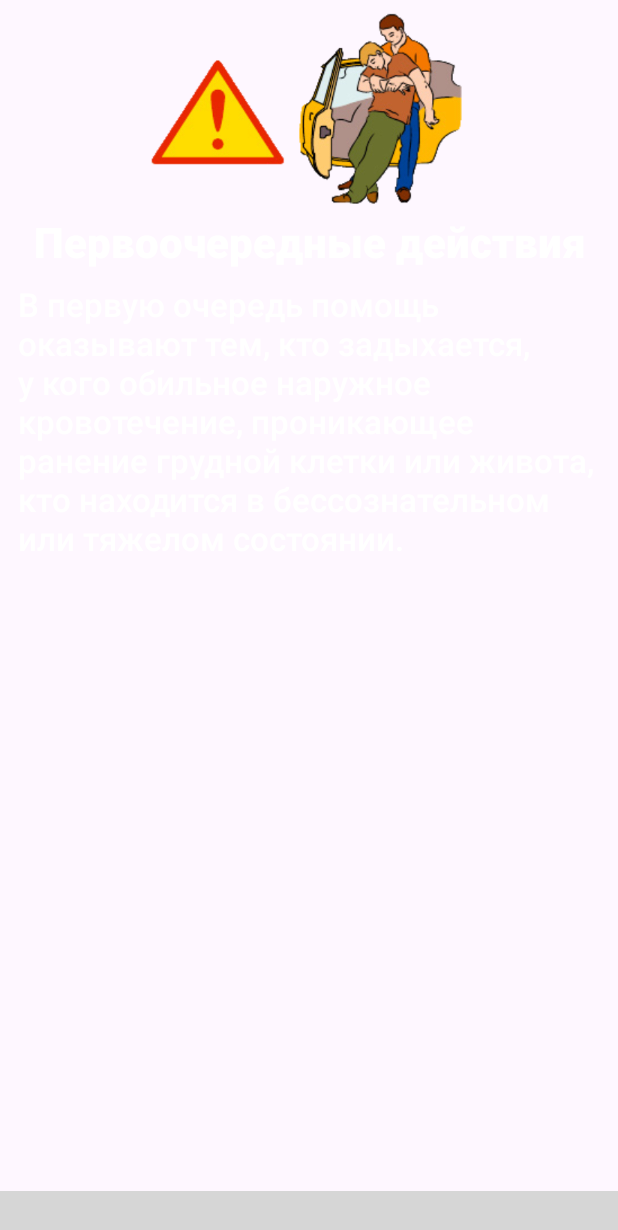
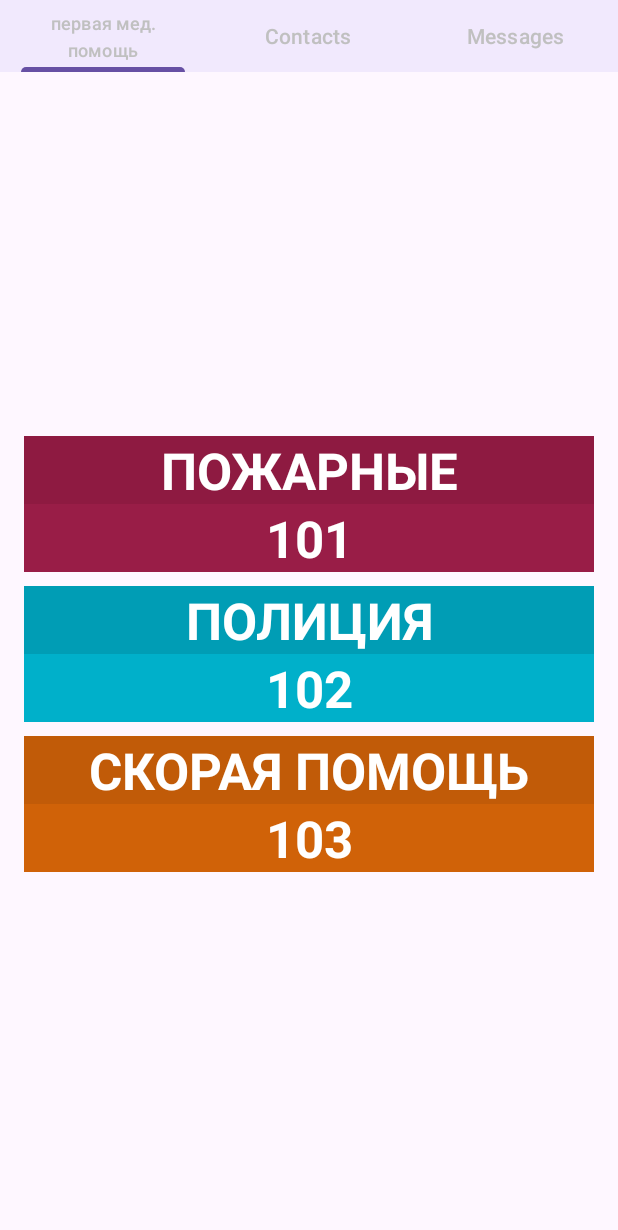
Before and after one commit to VaultSoldier/EmergencyAPP, an Android app: the fragment Button1Fragment shown on its own in the app's theme, on a phone screen of 412 x 824 dp. Shown: the top 1230 px of the screen. Run offline under Robolectric (Android 15) with nearby library versions, the phone set to English and light mode, and no system bars; plain views replace CircleIndicator3; grey boxes are pictures that could not be loaded.

Commit message:
New swipe view with tab layout for Button1Fragment

```diff
--- a/app/src/main/java/com/example/emergencyapp/fragments/Button1Fragment.kt
+++ b/app/src/main/java/com/example/emergencyapp/fragments/Button1Fragment.kt
@@ -1,52 +1,44 @@
 package com.example.emergencyapp.fragments
 
 import android.os.Bundle
-import androidx.fragment.app.Fragment
 import android.view.LayoutInflater
 import android.view.View
 import android.view.ViewGroup
+import androidx.fragment.app.Fragment
 import androidx.viewpager2.widget.ViewPager2
 import com.example.emergencyapp.R
-import com.example.emergencyapp.ViewPagerAdapter
-import me.relex.circleindicator.CircleIndicator3
+import com.google.android.material.tabs.TabLayout
+import com.google.android.material.tabs.TabLayoutMediator
 
 class Button1Fragment : Fragment() {
-
-    private lateinit var titlesList: MutableList<String>
-    private lateinit var descList: MutableList<String>
-    private lateinit var imagesList: MutableList<Int>
 
     override fun onCreateView(
         inflater: LayoutInflater, container: ViewGroup?,
         savedInstanceState: Bundle?
     ): View? {
-        val rootView = inflater.inflate(R.layout.fragment_swipe_view, container, false)
-
-        titlesList = mutableListOf()
-        descList = mutableListOf()
-        imagesList = mutableListOf()
-
-        addDataToList()
-
-        val viewPager2: ViewPager2 = rootView.findViewById(R.id.view_pager2)
-        val indicator: CircleIndicator3 = rootView.findViewById(R.id.indicator)
-
-        viewPager2.adapter = ViewPagerAdapter(titlesList, descList, imagesList)
-        viewPager2.orientation = ViewPager2.ORIENTATION_HORIZONTAL
-
-        indicator.setViewPager(viewPager2)
-
-        return rootView
+        // Inflate the layout for this fragment
+        return inflater.inflate(R.layout.fragment_button1, container, false)
     }
 
-    private fun addDataToList() {
-        val titleOne = getString(R.string.h2)
-        val textOne = getString(R.string.h2_text)
+    override fun onViewCreated(view: View, savedInstanceState: Bundle?) {
+        super.onViewCreated(view, savedInstanceState)
 
-        titlesList.add(titleOne)
-        descList.add(textOne)
-        imagesList.add(R.drawable.first_aid1_1)
+        // Find ViewPager2 and TabLayout
+        val viewPager2: ViewPager2 = view.findViewById(R.id.view_pager2_1)
+        val tabLayout: TabLayout = view.findViewById(R.id.tabs)
 
+        // Set up the adapter for ViewPager2
+        val adapter = SimpleFragmentPagerAdapter(childFragmentManager, lifecycle) // Added lifecycle parameter
+        viewPager2.adapter = adapter
+
+        // Connect ViewPager2 to TabLayout
+        TabLayoutMediator(tabLayout, viewPager2) { tab, position ->
+            when (position) {
+                0 -> tab.text = "первая мед. помощь"
+                1 -> tab.text = "Contacts"
+                2 -> tab.text = "Messages"
+                else -> tab.text = "Tab $position" // Handle additional positions if needed
+            }
+        }.attach()
     }
-
 }
--- a/app/src/main/java/com/example/emergencyapp/fragments/DefinitionsFragment.kt
+++ b/app/src/main/java/com/example/emergencyapp/fragments/DefinitionsFragment.kt
@@ -20,7 +20,7 @@ class DefinitionsFragment : Fragment() {
         inflater: LayoutInflater, container: ViewGroup?,
         savedInstanceState: Bundle?
     ): View? {
-        val rootView = inflater.inflate(R.layout.fragment_swipe_view, container, false)
+        val rootView = inflater.inflate(R.layout.fragment_definitions, container, false)
 
         // Initialize your lists and populate them
         titlesList = mutableListOf()
--- /dev/null
+++ b/app/src/main/java/com/example/emergencyapp/fragments/PageAdapterFragment.kt
@@ -0,0 +1,23 @@
+package com.example.emergencyapp.fragments
+
+import androidx.fragment.app.Fragment
+import androidx.fragment.app.FragmentManager
+import androidx.lifecycle.Lifecycle
+import androidx.viewpager2.adapter.FragmentStateAdapter
+
+class SimpleFragmentPagerAdapter(fragmentManager: FragmentManager, lifecycle: Lifecycle) :
+    FragmentStateAdapter(fragmentManager, lifecycle) {
+
+    override fun getItemCount(): Int {
+        return 3
+    }
+
+    override fun createFragment(position: Int): Fragment {
+        return when (position) {
+            0 -> CallsFragment()
+            1 -> CallsFragment()
+            2 -> CallsFragment()
+            else -> CallsFragment()
+        }
+    }
+}
--- a/app/src/main/res/layout/fragment_button1.xml
+++ b/app/src/main/res/layout/fragment_button1.xml
@@ -1,6 +1,20 @@
 <?xml version="1.0" encoding="utf-8"?>
-<FrameLayout xmlns:android="http://schemas.android.com/apk/res/android"
-    xmlns:tools="http://schemas.android.com/tools"
+<RelativeLayout xmlns:android="http://schemas.android.com/apk/res/android"
     android:layout_width="match_parent"
     android:layout_height="match_parent"
-    tools:context=".fragments.Button1Fragment"/>
+    xmlns:app="http://schemas.android.com/apk/res-auto">
+
+    <androidx.viewpager2.widget.ViewPager2
+        android:id="@+id/view_pager2_1"
+        android:layout_width="match_parent"
+        android:layout_height="match_parent"
+        android:layout_below="@+id/tabs" />
+
+    <com.google.android.material.tabs.TabLayout
+        android:id="@+id/tabs"
+        android:layout_width="match_parent"
+        android:layout_height="wrap_content"
+        android:background="#0E2211DD"
+        app:tabTextColor="#C0C0C0"
+        />
+</RelativeLayout>
```
Also changed, not shown: app/src/main/res/layout/fragment_definitions.xml (renamed from app/src/main/res/layout/fragment_swipe_view.xml).
